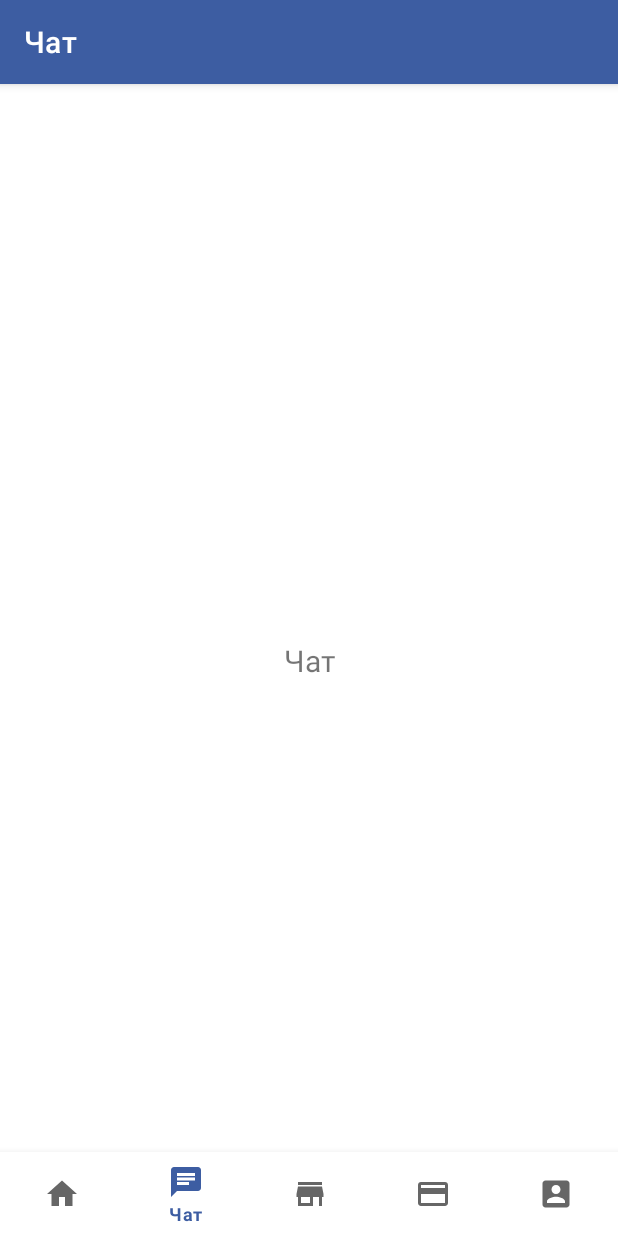
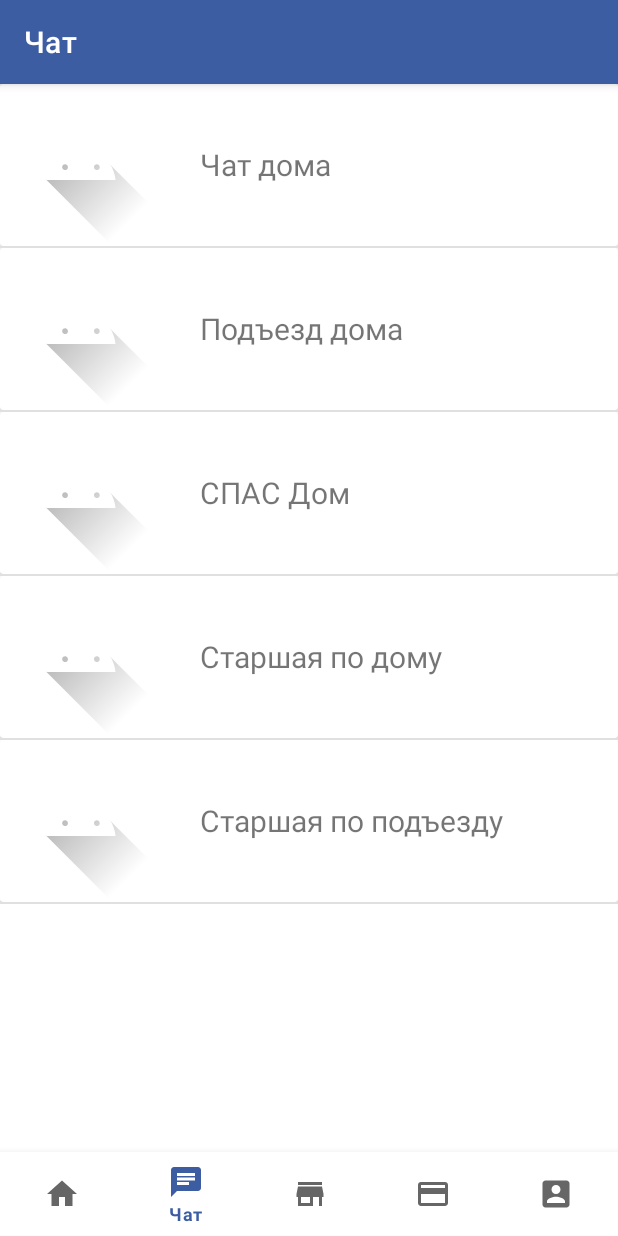
Before and after one commit to le000nid/SpasDomApp, an Android app: the ChatFragment screen opened through its navigation route, on a phone screen of 412 x 824 dp. Run offline under Robolectric (Android 15) with nearby library versions, the phone set to English and light mode, and no system bars; our stand-ins replace navigation-ui.

Commit message:
ChatFragment edited; list of chats has been added

```diff
--- a/SpasDomUserApp/app/build.gradle
+++ b/SpasDomUserApp/app/build.gradle
@@ -32,6 +32,7 @@ android {
 
 dependencies {
 
+    implementation 'androidx.recyclerview:recyclerview:1.2.1'
     implementation 'androidx.appcompat:appcompat:1.3.1'
     implementation 'com.google.android.material:material:1.4.0'
     implementation 'androidx.constraintlayout:constraintlayout:2.1.1'
--- /dev/null
+++ b/SpasDomUserApp/app/src/main/java/com/example/spasdomuserapp/ui/chat/ChatAdapter.java
@@ -0,0 +1,56 @@
+package com.example.spasdomuserapp.ui.chat;
+
+import android.content.Context;
+import android.view.LayoutInflater;
+import android.view.View;
+import android.view.ViewGroup;
+import android.widget.ImageView;
+import android.widget.TextView;
+
+import androidx.annotation.NonNull;
+import androidx.annotation.StringRes;
+import androidx.recyclerview.widget.RecyclerView;
+
+import com.example.spasdomuserapp.R;
+
+public class ChatAdapter extends RecyclerView.Adapter<ChatAdapter.ChatViewHolder> {
+
+    @StringRes
+    private static int[] chat_titles = new int[0];
+    Context context;
+
+    public ChatAdapter(Context ct, int chat_t[]){
+        context = ct;
+        chat_titles = chat_t;
+    }
+
+    @NonNull
+    @Override
+    public ChatViewHolder onCreateViewHolder(@NonNull ViewGroup parent, int viewType) {
+        LayoutInflater inflater = LayoutInflater.from(context);
+        View view = inflater.inflate(R.layout.chat_el_layout, parent, false);
+        return new ChatViewHolder(view);
+    }
+
+    @Override
+    public void onBindViewHolder(@NonNull ChatViewHolder holder, int position) {
+        holder.chat_title.setText(chat_titles[position]);
+        // holder.chat_icon.setImageResource();
+    }
+
+    @Override
+    public int getItemCount() {
+        return chat_titles.length;
+    }
+
+    public class ChatViewHolder extends RecyclerView.ViewHolder {
+        TextView chat_title;
+        ImageView chat_icon;
+
+        public ChatViewHolder(@NonNull View itemView) {
+            super(itemView);
+            chat_title = itemView.findViewById(R.id.chat_title);
+            chat_icon = itemView.findViewById(R.id.chat_icon);
+        }
+    }
+}
--- a/SpasDomUserApp/app/src/main/java/com/example/spasdomuserapp/ui/chat/ChatFragment.java
+++ b/SpasDomUserApp/app/src/main/java/com/example/spasdomuserapp/ui/chat/ChatFragment.java
@@ -1,5 +1,6 @@
 package com.example.spasdomuserapp.ui.chat;
 
+import androidx.annotation.StringRes;
 import androidx.lifecycle.Observer;
 import androidx.lifecycle.ViewModelProvider;
 
@@ -8,6 +9,9 @@ import android.os.Bundle;
 import androidx.annotation.NonNull;
 import androidx.annotation.Nullable;
 import androidx.fragment.app.Fragment;
+import androidx.recyclerview.widget.DividerItemDecoration;
+import androidx.recyclerview.widget.LinearLayoutManager;
+import androidx.recyclerview.widget.RecyclerView;
 
 import android.view.LayoutInflater;
 import android.view.View;
@@ -21,6 +25,15 @@ import com.example.spasdomuserapp.ui.home.HomeViewModel;
 
 public class ChatFragment extends Fragment {
 
+    @StringRes
+    private static final int[] CHAT_TITLES = new int[]{
+        R.string.chat_house,
+        R.string.chat_entrance,
+        R.string.chat_UK,
+        R.string.chat_e_house,
+        R.string.chat_e_entrance
+    };
+    private RecyclerView chatsView;
     private ChatViewModel chatViewModel;
     private FragmentChatBinding binding;
 
@@ -32,13 +45,16 @@ public class ChatFragment extends Fragment {
         binding = FragmentChatBinding.inflate(inflater, container, false);
         View root = binding.getRoot();
 
-        final TextView textView = binding.textChat;
-        chatViewModel.getText().observe(getViewLifecycleOwner(), new Observer<String>() {
-            @Override
-            public void onChanged(@Nullable String s) {
-                textView.setText(s);
-            }
-        });
+        chatsView = binding.chatsView;
+        ChatAdapter chatAdapter = new ChatAdapter(root.getContext(), CHAT_TITLES);
+        chatsView.setAdapter(chatAdapter);
+
+        LinearLayoutManager chatsManager = new LinearLayoutManager(root.getContext());
+        chatsView.setLayoutManager(chatsManager);
+        DividerItemDecoration dividerItemDecoration = new DividerItemDecoration(chatsView.getContext(),
+                chatsManager.getOrientation());
+        chatsView.addItemDecoration(dividerItemDecoration);
+
         return root;
     }
 
--- /dev/null
+++ b/SpasDomUserApp/app/src/main/res/layout/chat_el_layout.xml
@@ -0,0 +1,42 @@
+<?xml version="1.0" encoding="utf-8"?>
+<androidx.constraintlayout.widget.ConstraintLayout xmlns:android="http://schemas.android.com/apk/res/android"
+    xmlns:app="http://schemas.android.com/apk/res-auto"
+    xmlns:tools="http://schemas.android.com/tools"
+    android:layout_width="match_parent"
+    android:layout_height="wrap_content">
+
+    <androidx.cardview.widget.CardView
+        android:layout_width="match_parent"
+        android:layout_height="wrap_content"
+        app:layout_constraintEnd_toEndOf="parent"
+        app:layout_constraintStart_toStartOf="parent"
+        app:layout_constraintTop_toTopOf="parent">
+
+        <androidx.constraintlayout.widget.ConstraintLayout
+            android:layout_width="match_parent"
+            android:layout_height="wrap_content">
+
+            <TextView
+                android:id="@+id/chat_title"
+                android:layout_width="wrap_content"
+                android:layout_height="wrap_content"
+                android:layout_marginStart="25dp"
+                android:layout_marginTop="40dp"
+                android:textSize="20sp"
+                app:layout_constraintStart_toEndOf="@+id/chat_icon"
+                app:layout_constraintTop_toTopOf="parent" />
+
+            <ImageView
+                android:id="@+id/chat_icon"
+                android:layout_width="wrap_content"
+                android:layout_height="wrap_content"
+                app:layout_constraintBottom_toBottomOf="parent"
+                app:layout_constraintStart_toStartOf="parent"
+                app:layout_constraintTop_toTopOf="parent"
+                app:layout_constraintVertical_bias="0.0"
+                app:srcCompat="@drawable/ic_launcher_foreground" />
+
+        </androidx.constraintlayout.widget.ConstraintLayout>
+    </androidx.cardview.widget.CardView>
+
+</androidx.constraintlayout.widget.ConstraintLayout>
--- a/SpasDomUserApp/app/src/main/res/layout/fragment_chat.xml
+++ b/SpasDomUserApp/app/src/main/res/layout/fragment_chat.xml
@@ -1,19 +1,15 @@
 <?xml version="1.0" encoding="utf-8"?>
 <androidx.constraintlayout.widget.ConstraintLayout xmlns:android="http://schemas.android.com/apk/res/android"
+    xmlns:app="http://schemas.android.com/apk/res-auto"
     xmlns:tools="http://schemas.android.com/tools"
     android:layout_width="match_parent"
     android:layout_height="match_parent"
-    xmlns:app="http://schemas.android.com/apk/res-auto"
     tools:context=".ui.chat.ChatFragment">
 
-    <TextView
-        android:id="@+id/text_chat"
+    <androidx.recyclerview.widget.RecyclerView
+        android:id="@+id/chats_view"
         android:layout_width="match_parent"
         android:layout_height="wrap_content"
-        android:textAlignment="center"
-        android:textSize="20sp"
-        app:layout_constraintBottom_toBottomOf="parent"
-        app:layout_constraintEnd_toEndOf="parent"
         app:layout_constraintStart_toStartOf="parent"
         app:layout_constraintTop_toTopOf="parent" />
 
--- a/SpasDomUserApp/app/src/main/res/values/strings.xml
+++ b/SpasDomUserApp/app/src/main/res/values/strings.xml
@@ -1,11 +1,23 @@
 <resources>
     <string name="app_name">SpasDomUserApp</string>
+
+    <!-- NavView resources -->
     <string name="title_home">Главная</string>
     <string name="title_services">Услуги</string>
     <string name="title_chat">Чат</string>
     <string name="title_payment">Оплата</string>
     <string name="title_profile">Профиль</string>
+
+    <!-- Services resources -->
     <string name="tab_emmer">Экстренные услуги</string>
     <string name="tab_UK">Услуги УК</string>
     <string name="tab_extra">Доп. услуги</string>
+
+    <!-- Chat resources -->
+    <string name="chat_house">Чат дома</string>
+    <string name="chat_entrance">Подъезд дома</string>
+    <string name="chat_UK">СПАС Дом</string>
+    <string name="chat_e_house">Старшая по дому</string>
+    <string name="chat_e_entrance">Старшая по подъезду</string>
+
 </resources>
```
